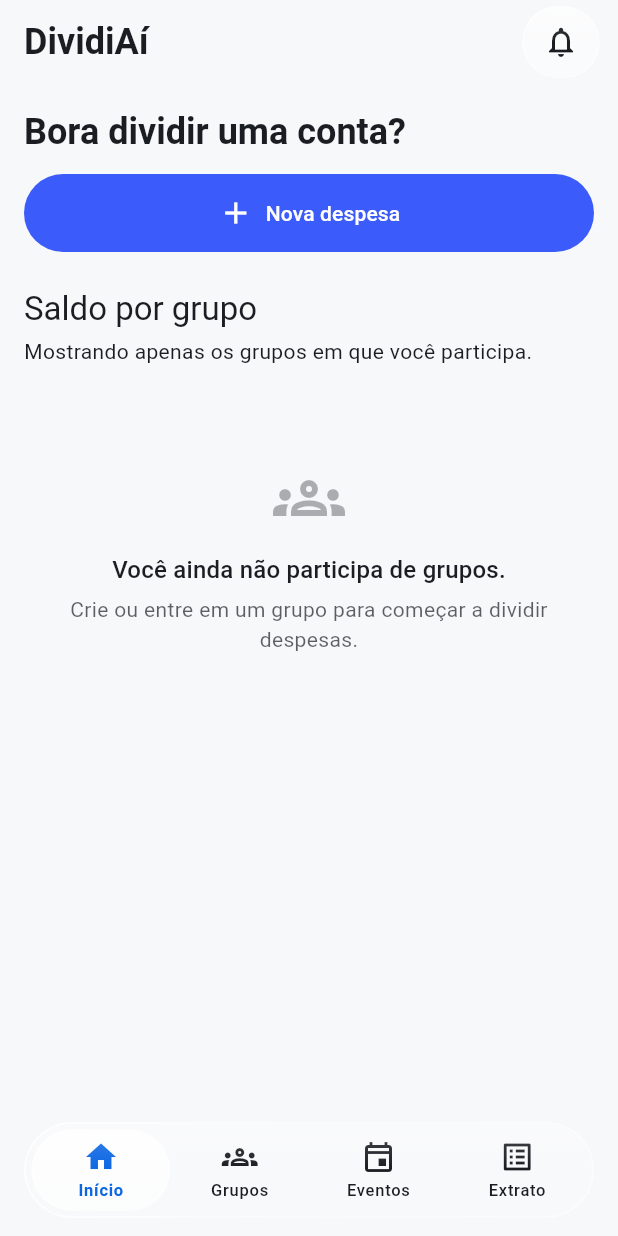
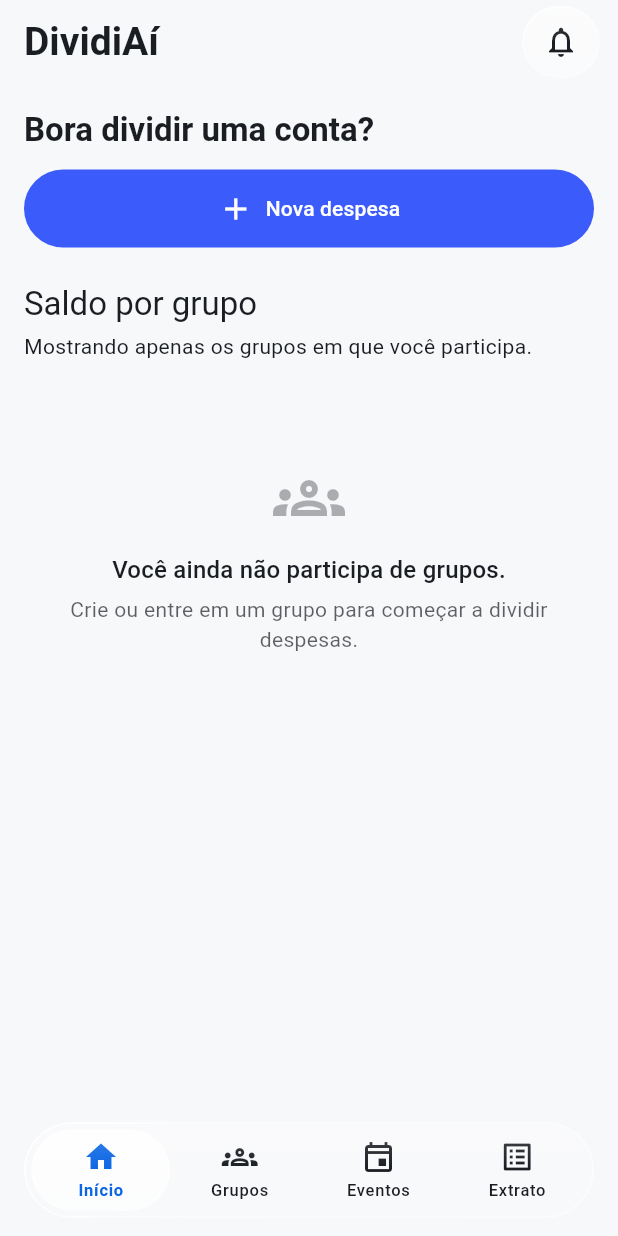
Before and after one commit to vanderborges/split-bill-front, a Flutter app: the DashboardPage screen opened by its route, on a phone screen of 412 x 824 dp. Run offline on Flutter 3.47's test engine with Material 3 defaults, Android fonts, the phone set to English and light mode, and no system bars; our stand-ins replace dio, firebase_core, firebase_messaging, flutter_riverpod, flutter_secure_storage, go_router and 3 more; accounts and stored records are empty; network calls fail.

Commit message:
feat: Inicio com titulo DividiAi em 26 pt e Bora dividir uma conta em 22 pt

```diff
--- a/lib/features/dashboard/pages/dashboard_page.dart
+++ b/lib/features/dashboard/pages/dashboard_page.dart
@@ -25,9 +25,9 @@ class DashboardPage extends ConsumerWidget {
 
     return AppScaffold(
       scrollsBehindTopBar: true,
-      // Nome do app no lugar de "Início", um pouco maior (24 pt).
+      // Nome do app no lugar de "Início", maior que o padrão (26 pt).
       title: 'DividiAí',
-      titleFontSize: 24,
+      titleFontSize: 26,
       child: ListView(
         padding: EdgeInsets.fromLTRB(
             AppSpacing.lg,
@@ -38,6 +38,7 @@ class DashboardPage extends ConsumerWidget {
           Text(
             'Bora dividir uma conta?',
             style: Theme.of(context).textTheme.headlineSmall?.copyWith(
+                  fontSize: 22,
                   fontWeight: FontWeight.w700,
                 ),
           ),
--- a/pubspec.yaml
+++ b/pubspec.yaml
@@ -1,7 +1,7 @@
 name: split_bill_front
 description: App para gestao de despesas compartilhadas.
 publish_to: "none"
-version: 1.0.0+52
+version: 1.0.0+53
 environment:
   sdk: ">=3.4.0 <4.0.0"
 
```
Also changed, not shown: 1 other file.
